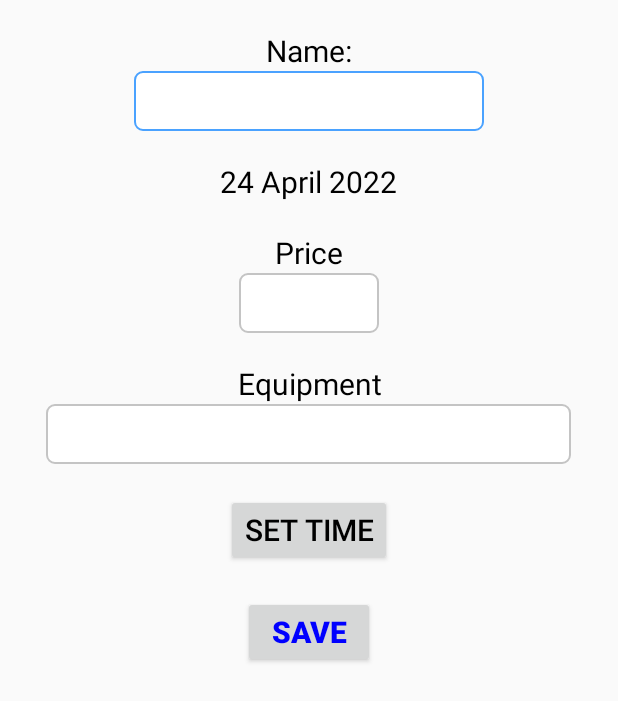
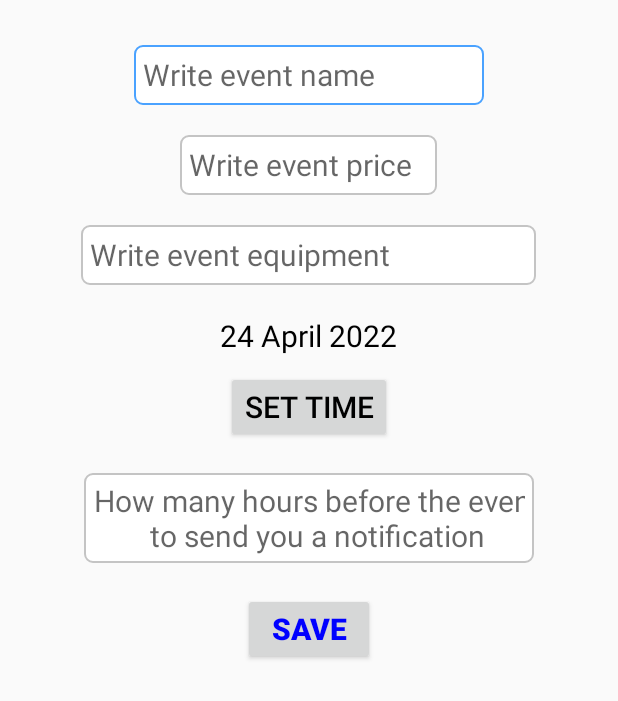
Before and after one commit to StephenFireball/My-Time, an Android app: the EventEditActivity screen opened directly, with no data from a screen before it, on a phone screen of 412 x 824 dp. Shown: the top 701 px of the screen. Run offline under Robolectric (Android 15) with nearby library versions, the light colour scheme and no system bars.

Commit message:
interface improvement + notification timer changer

```diff
--- a/app/src/main/java/com/samsung/mytime/EventEditActivity.java
+++ b/app/src/main/java/com/samsung/mytime/EventEditActivity.java
@@ -27,7 +27,7 @@ import java.util.Calendar;
 import java.util.Date;
 
 public class EventEditActivity extends AppCompatActivity{
-    private EditText eventNameET, eventPriceET, eventEquipmentET;
+    private EditText eventNameET, eventPriceET, eventEquipmentET, hours_count;
     private TextView eventDateTV;
     private Button eventTimeButton;
     int hour, minute;
@@ -50,6 +50,7 @@ public class EventEditActivity extends AppCompatActivity{
 
     private void initWidgets(){
         eventNameET = findViewById(R.id.eventNameET);
+        hours_count = findViewById(R.id.hours_count);
         eventPriceET = findViewById(R.id.eventPriceET);
         eventEquipmentET = findViewById(R.id.eventEquipmentET);
         eventDateTV = findViewById(R.id.eventDateTV);
@@ -99,6 +100,7 @@ public class EventEditActivity extends AppCompatActivity{
         Event newEvent = new Event(eventName, CalendarUtils.selectedDate, time, eventPrice, eventEquipment);
         Event.eventsList.add(newEvent);
         openHelper.insert(newEvent);
+        int hour_count = Integer.parseInt(hours_count.getText().toString());
         Toast.makeText(this, "Event saved!", Toast.LENGTH_SHORT).show();
         String dateTime = CalendarUtils.selectedDate.toString() + " " + time.toString();
         DateFormat dateTimeFormatter = new SimpleDateFormat("yyyy-MM-dd H:mm");
@@ -106,7 +108,7 @@ public class EventEditActivity extends AppCompatActivity{
             dateForRemind = dateTimeFormatter.parse(dateTime);
             Calendar cal = Calendar.getInstance();
             cal.setTime(dateForRemind);
-            cal.add(Calendar.HOUR, -1);
+            cal.add(Calendar.HOUR, -hour_count);
             cal.set(Calendar.SECOND, 0);
             dateForRemind = cal.getTime();
             scheduleNotification();
--- a/app/src/main/res/layout/activity_event_edit.xml
+++ b/app/src/main/res/layout/activity_event_edit.xml
@@ -7,30 +7,51 @@
     android:orientation="vertical"
     tools:context="com.samsung.mytime.EventEditActivity">
 
-    <TextView
-        android:layout_width="wrap_content"
-        android:layout_height="wrap_content"
-        android:layout_gravity="center"
-        android:layout_marginTop="20dp"
-        android:text="Name:"
-        android:textSize="20sp"
-        android:textAlignment="center"
-        android:textColor="@color/black"/>
-
     <EditText
         android:id="@+id/eventNameET"
         android:layout_width="wrap_content"
+        android:layout_marginTop="30dp"
         android:layout_height="40dp"
         android:layout_gravity="center"
         android:textSize="20sp"
         android:background="@drawable/custom_input"
+        android:hint="@string/write_event_name"
         android:text=""
         android:paddingStart="6dp"
         android:paddingEnd="6dp"
         android:textColor="@color/black"
         android:ems="10"
         android:inputType="text"/>
-
+    <EditText
+        android:id="@+id/eventPriceET"
+        android:layout_width="171dp"
+        android:layout_height="40dp"
+        android:layout_gravity="center"
+        android:background="@drawable/custom_input"
+        android:ems="4"
+        android:layout_marginTop="20dp"
+        android:hint="Write event price"
+        android:inputType="number"
+        android:paddingStart="6dp"
+        android:paddingEnd="6dp"
+        android:text=""
+        android:textColor="@color/black"
+        android:textSize="20sp" />
+    <EditText
+        android:id="@+id/eventEquipmentET"
+        android:layout_width="303dp"
+        android:layout_height="40dp"
+        android:layout_gravity="center"
+        android:layout_marginTop="20dp"
+        android:background="@drawable/custom_input"
+        android:ems="15"
+        android:hint="Write event equipment"
+        android:inputType="text"
+        android:paddingStart="6dp"
+        android:paddingEnd="6dp"
+        android:text=""
+        android:textColor="@color/black"
+        android:textSize="20sp" />
     <TextView
         android:id="@+id/eventDateTV"
         android:layout_width="wrap_content"
@@ -41,66 +62,35 @@
         android:textSize="20sp"
         android:textAlignment="center"
         android:textColor="@color/black"/>
-
-    <TextView
-        android:layout_width="wrap_content"
-        android:layout_height="wrap_content"
-        android:layout_gravity="center"
-        android:layout_marginTop="20dp"
-        android:text="Price"
-        android:textSize="20sp"
-        android:textAlignment="center"
-        android:textColor="@color/black"/>
-
-    <EditText
-        android:id="@+id/eventPriceET"
-        android:layout_width="wrap_content"
-        android:layout_height="40dp"
-        android:layout_gravity="center"
-        android:textSize="20sp"
-        android:text=""
-        android:paddingStart="6dp"
-        android:paddingEnd="6dp"
-        android:background="@drawable/custom_input"
-        android:textColor="@color/black"
-        android:ems="4"
-        android:inputType="number"/>
-
-    <TextView
-        android:layout_width="wrap_content"
-        android:layout_height="wrap_content"
-        android:layout_gravity="center"
-        android:layout_marginTop="20dp"
-        android:text="Equipment"
-        android:textSize="20sp"
-        android:textAlignment="center"
-        android:textColor="@color/black"/>
-
-    <EditText
-        android:id="@+id/eventEquipmentET"
-        android:layout_width="wrap_content"
-        android:layout_height="40dp"
-        android:layout_gravity="center"
-        android:textSize="20sp"
-        android:text=""
-        android:paddingStart="6dp"
-        android:paddingEnd="6dp"
-        android:background="@drawable/custom_input"
-        android:textColor="@color/black"
-        android:ems="15"
-        android:inputType="text"/>
-
     <Button
         android:id="@+id/eventTimeButton"
         android:layout_width="wrap_content"
         android:layout_height="wrap_content"
         android:layout_gravity="center"
-        android:layout_marginTop="20dp"
+        android:layout_marginTop="10dp"
         android:text="@string/time"
         android:textSize="20sp"
         android:textAlignment="center"
         android:textColor="@color/black"
         android:onClick="popOutTimePicker"/>
+
+    <EditText
+        android:id="@+id/hours_count"
+        android:layout_width="300dp"
+        android:layout_height="60dp"
+        android:layout_gravity="center"
+        android:layout_marginTop="20dp"
+        android:background="@drawable/custom_input"
+        android:ems="4"
+        android:textAlignment="center"
+        android:hint="How many hours before the event\nto send you a notification"
+        android:inputType="number"
+        android:maxLength="1"
+        android:paddingStart="6dp"
+        android:paddingEnd="6dp"
+        android:text=""
+        android:textColor="@color/black"
+        android:textSize="20sp" />
 
     <Button
         android:layout_marginTop="20dp"
```
